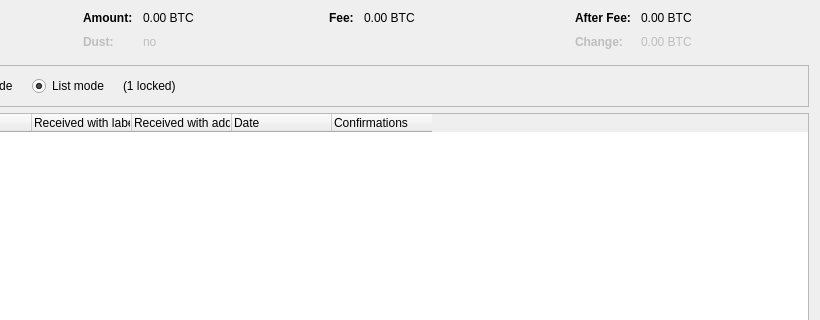
Above: franccore/src/qt/forms/coincontroldialog.ui from NicolasChoukroun/Franc before the change; both pictures show x 180 to 1000 and y 0 to 320 of the 1000 by 500 pixel window. Below: the same form after it.
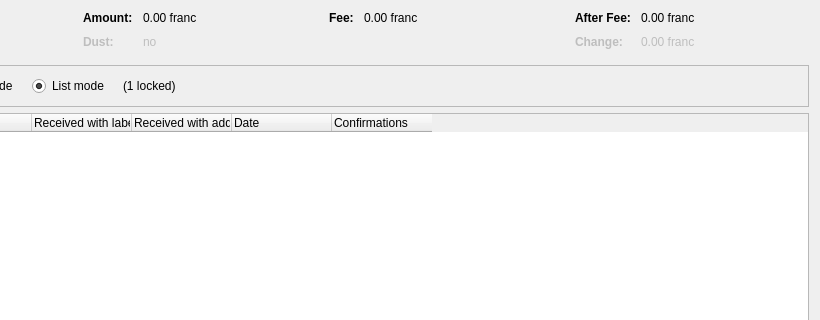
That is the form after the change. Custom widgets are drawn as their Qt base class.

What changed in the file:
```diff
--- a/franccore/src/qt/forms/coincontroldialog.ui
+++ b/franccore/src/qt/forms/coincontroldialog.ui
@@ -132,7 +132,7 @@
           <enum>Qt::ActionsContextMenu</enum>
          </property>
          <property name="text">
-          <string notr="true">0.00 BTC</string>
+          <string notr="true">0.00 franc</string>
          </property>
          <property name="textInteractionFlags">
           <set>Qt::LinksAccessibleByMouse|Qt::TextSelectableByKeyboard|Qt::TextSelectableByMouse</set>
@@ -212,7 +212,7 @@
           <enum>Qt::ActionsContextMenu</enum>
          </property>
          <property name="text">
-          <string notr="true">0.00 BTC</string>
+          <string notr="true">0.00 franc</string>
          </property>
          <property name="textInteractionFlags">
           <set>Qt::LinksAccessibleByMouse|Qt::TextSelectableByKeyboard|Qt::TextSelectableByMouse</set>
@@ -257,7 +257,7 @@
           <enum>Qt::ActionsContextMenu</enum>
          </property>
          <property name="text">
-          <string notr="true">0.00 BTC</string>
+          <string notr="true">0.00 franc</string>
          </property>
          <property name="textInteractionFlags">
           <set>Qt::LinksAccessibleByMouse|Qt::TextSelectableByKeyboard|Qt::TextSelectableByMouse</set>
@@ -292,7 +292,7 @@
           <enum>Qt::ActionsContextMenu</enum>
          </property>
          <property name="text">
-          <string notr="true">0.00 BTC</string>
+          <string notr="true">0.00 franc</string>
          </property>
          <property name="textInteractionFlags">
           <set>Qt::LinksAccessibleByMouse|Qt::TextSelectableByKeyboard|Qt::TextSelectableByMouse</set>
```
